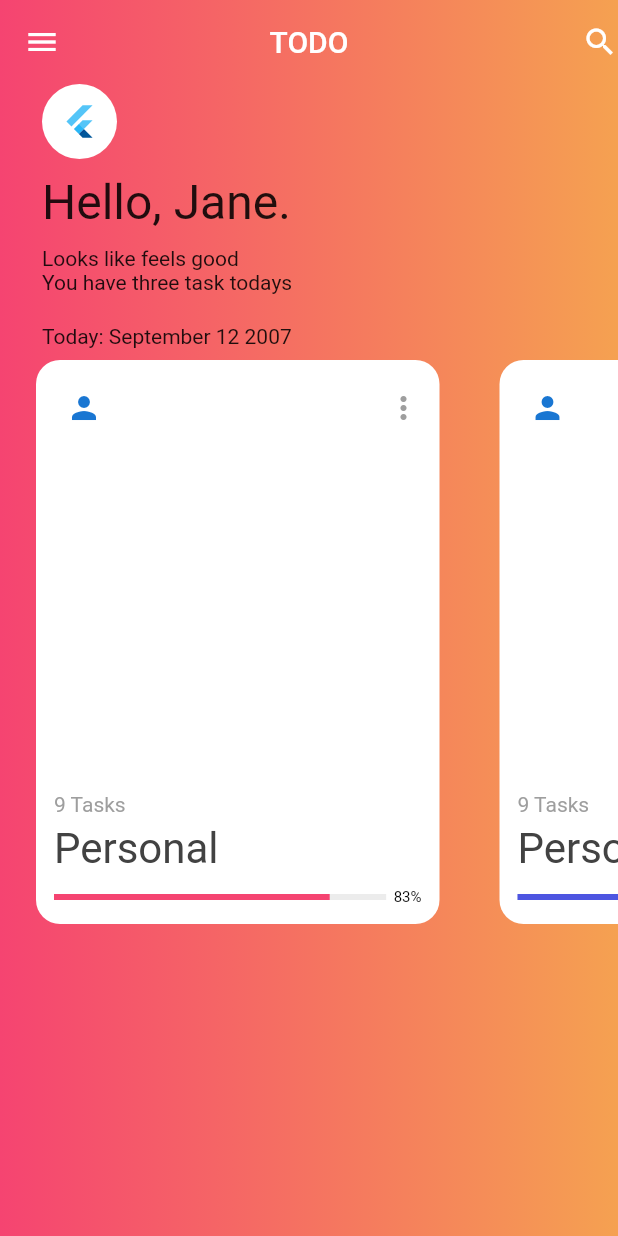
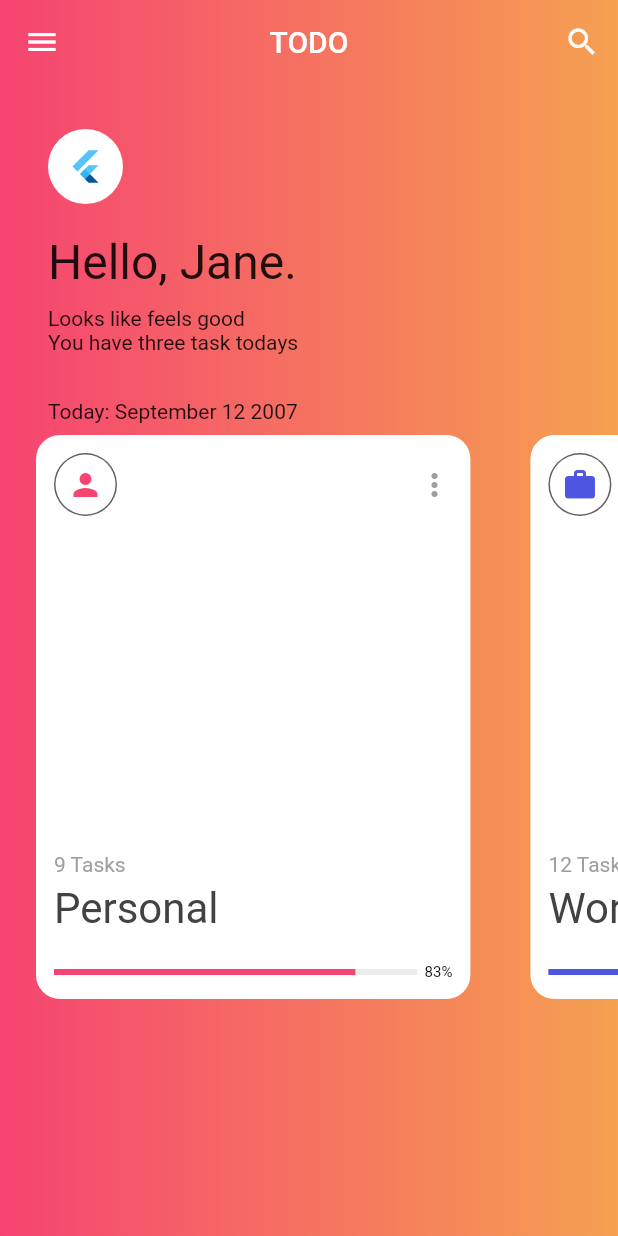
Before and after one commit to Anas35/todos, a Flutter app: the screen it shows after launch, on a phone screen of 412 x 824 dp. Run offline on Flutter 3.47's test engine with Material 2 defaults, Android fonts, the phone set to English and light mode, and no system bars.

Commit message:
fix some issue

```diff
--- a/lib/main.dart
+++ b/lib/main.dart
@@ -11,6 +11,7 @@ class MyApp extends StatelessWidget {
   @override
   Widget build(BuildContext context) {
     return const MaterialApp(
+      debugShowCheckedModeBanner: false,
       home: HomePage(),
     );
   }
--- /dev/null
+++ b/lib/models/todo_type.dart
@@ -0,0 +1,16 @@
+import 'package:flutter/material.dart';
+
+class TodoType {
+
+  final int tasks;
+  final String title;
+  final Color color;
+  final IconData icon;
+
+  const TodoType({
+    required this.color,
+    required this.tasks,
+    required this.title,
+    required this.icon,
+  });
+}
--- a/lib/pages/add_task.dart
+++ b/lib/pages/add_task.dart
@@ -89,8 +89,8 @@ class _MyButtonState extends State<MyButton> {
               height: 58.0,
               child: ElevatedButton(
                 onPressed: () {
+                  Navigator.of(context).pop(controller.text);
                   focusNode.requestFocus();
-                  Navigator.of(context).pop(controller.text);
                 },
                 style: ElevatedButton.styleFrom(
                   shape: RoundedRectangleBorder(
--- a/lib/pages/home_page.dart
+++ b/lib/pages/home_page.dart
@@ -1,4 +1,5 @@
 import 'package:flutter/material.dart';
+import 'package:todos/models/todo_type.dart';
 import 'package:todos/widgets/page_card.dart';
 
 class HomePage extends StatefulWidget {
@@ -40,6 +41,27 @@ class _HomePageState extends State<HomePage> {
     super.dispose();
   }
 
+  final List<TodoType> todoTypes = const [
+    TodoType(
+      title: 'Personal',
+      tasks: 9,
+      icon: Icons.person,
+      color: Color(0xFFF54471),
+    ),
+    TodoType(
+      title: 'Work',
+      tasks: 12,
+      icon: Icons.work,
+      color: Color(0xFF4d55e1),
+    ),
+    TodoType(
+      title: 'Home',
+      tasks: 6,
+      icon: Icons.home,
+      color: Color(0xFF3dbc9c),
+    ),
+  ];
+
   @override
   Widget build(BuildContext context) {
     return Container(
@@ -55,7 +77,10 @@ class _HomePageState extends State<HomePage> {
           leading: const Icon(Icons.menu),
           title: const Text('TODO'),
           actions: const [
-            Icon(Icons.search),
+            Padding(
+              padding: EdgeInsets.only(right: 12.0),
+              child: Icon(Icons.search),
+            ),
           ],
         ),
         body: Column(
@@ -63,22 +88,23 @@ class _HomePageState extends State<HomePage> {
           children: [
             Flexible(
               child: Padding(
-                padding: const EdgeInsets.only(left: 28.0),
+                padding: const EdgeInsets.only(left: 32.0),
                 child: Column(
                   crossAxisAlignment: CrossAxisAlignment.start,
                   mainAxisSize: MainAxisSize.min,
                   children: const [
+                    SizedBox(height: 30),
                     CircleAvatar(
                       radius: 25,
                       backgroundColor: Colors.white,
                       child: FlutterLogo(),
                     ),
-                    SizedBox(height: 10),
+                    SizedBox(height: 20),
                     Text('Hello, Jane.', style: TextStyle(fontSize: 32)),
                     SizedBox(height: 10),
                     Text('Looks like feels good'),
                     Text('You have three task todays'),
-                    SizedBox(height: 20),
+                    SizedBox(height: 30),
                     Text('Today: September 12 2007'),
                   ],
                 ),
@@ -87,7 +113,7 @@ class _HomePageState extends State<HomePage> {
             Expanded(
               child: PageView(
                 controller: PageController(
-                  viewportFraction: 0.75,
+                  viewportFraction: 0.8,
                 ),
                 padEnds: false,
                 onPageChanged: (int? index) {
@@ -95,11 +121,7 @@ class _HomePageState extends State<HomePage> {
                     backgroundColor = colors[index ?? 0];
                   });
                 },
-                children: const [
-                  PageCard(color: Color(0xFFF54471)),
-                  PageCard(color: Color(0xFF4d55e1)),
-                  PageCard(color: Color(0xFF3dbc9c)),
-                ],
+                children: todoTypes.map((TodoType todoType) => PageCard(todoType: todoType)).toList(),
               ),
             ),
           ],
--- /dev/null
+++ b/lib/widgets/avatar.dart
@@ -0,0 +1,19 @@
+import 'package:flutter/material.dart';
+
+class CustomAvator extends StatelessWidget {
+  final Widget? child;
+
+  const CustomAvator({Key? key, this.child}) : super(key: key);
+
+  @override
+  Widget build(BuildContext context) {
+    return CircleAvatar(
+      radius: 21.0,
+      backgroundColor: Colors.grey.shade700,
+      child: CircleAvatar(
+        backgroundColor: Colors.white,
+        child: child,
+      ),
+    );
+  }
+}
--- a/lib/widgets/page_card.dart
+++ b/lib/widgets/page_card.dart
@@ -1,11 +1,15 @@
 import 'package:flutter/material.dart';
+import 'package:todos/models/todo_type.dart';
 import 'package:todos/pages/detail_page.dart';
+import 'package:todos/widgets/avatar.dart';
 
 class PageCard extends StatelessWidget {
+  final TodoType todoType;
 
-  final Color color;
-
-  const PageCard({Key? key, required this.color}) : super(key: key);
+  const PageCard({
+    Key? key,
+    required this.todoType,
+  }) : super(key: key);
 
   @override
   Widget build(BuildContext context) {
@@ -14,8 +18,9 @@ class PageCard extends StatelessWidget {
         if (details.delta.dy < 0) {
           Navigator.of(context).push(
             PageRouteBuilder(
-              transitionDuration: const Duration(seconds: 1),
-              pageBuilder: (_, __, ___) => const DetailPage()
+              transitionDuration: const Duration(milliseconds: 750),
+              reverseTransitionDuration: const Duration(milliseconds: 500),
+              pageBuilder: (_, __, ___) => DetailPage(todoType: todoType),
             ),
           );
         }
@@ -23,12 +28,11 @@ class PageCard extends StatelessWidget {
       child: Padding(
         padding: const EdgeInsets.fromLTRB(24.0, 8.0, 16.0, 0.0),
         child: Hero(
-          tag: 'hero',
-          child: Container(
-            decoration: const BoxDecoration(
+          tag: todoType.title,
+          child: Material(
             color: Colors.white,
-              borderRadius: BorderRadius.all(Radius.circular(16.0)),
-            ),
+            borderRadius: const BorderRadius.all(Radius.circular(16.0)),
+            child: Padding(
               padding: const EdgeInsets.all(12.0),
               child: Column(
                 mainAxisAlignment: MainAxisAlignment.end,
@@ -36,39 +40,43 @@ class PageCard extends StatelessWidget {
                 children: [
                   Row(
                       mainAxisAlignment: MainAxisAlignment.spaceBetween,
-                    children: const [
-                      CircleAvatar(
-                        backgroundColor: Colors.white,
-                        child: Icon(Icons.person),
+                      children: [
+                        CustomAvator(
+                          child: Icon(todoType.icon, color: todoType.color),
                         ),
-                      Icon(
+                        const Icon(
                           Icons.more_vert,
                           color: Colors.grey,
                         ),
                       ]),
                   const Spacer(),
-                const Text('9 Tasks', style: TextStyle(color: Colors.grey)),
+                  Text('${todoType.tasks} Tasks',
+                      style: const TextStyle(color: Colors.grey)),
                   const SizedBox(height: 5),
-                Text('Personal',
+                  Text(
+                    todoType.title,
                     style: TextStyle(
                       fontSize: 28,
                       color: Colors.grey.shade800,
                       fontWeight: FontWeight.w400,
                     ),
                   ),
-                const SizedBox(height: 10),
+                  const SizedBox(height: 20),
                   Row(
                     children: [
                       Flexible(
                         child: LinearProgressIndicator(
                           value: 0.83,
                           backgroundColor: Colors.grey.withAlpha(50),
-                        valueColor: AlwaysStoppedAnimation<Color>(color),
+                          valueColor:
+                              AlwaysStoppedAnimation<Color>(todoType.color),
                         ),
                       ),
                       const Padding(
                         padding: EdgeInsets.only(left: 5.0),
-                      child: Text("83%", style: TextStyle(fontSize: 10, color: Colors.black)),
+                        child: Text("83%",
+                            style:
+                                TextStyle(fontSize: 10, color: Colors.black)),
                       )
                     ],
                   ),
@@ -77,6 +85,7 @@ class PageCard extends StatelessWidget {
             ),
           ),
         ),
+      ),
     );
   }
 }
```
Also changed, not shown: lib/pages/detail_page.dart (+78 -26 lines). Lines whose indentation alone changed are shown as unchanged.
